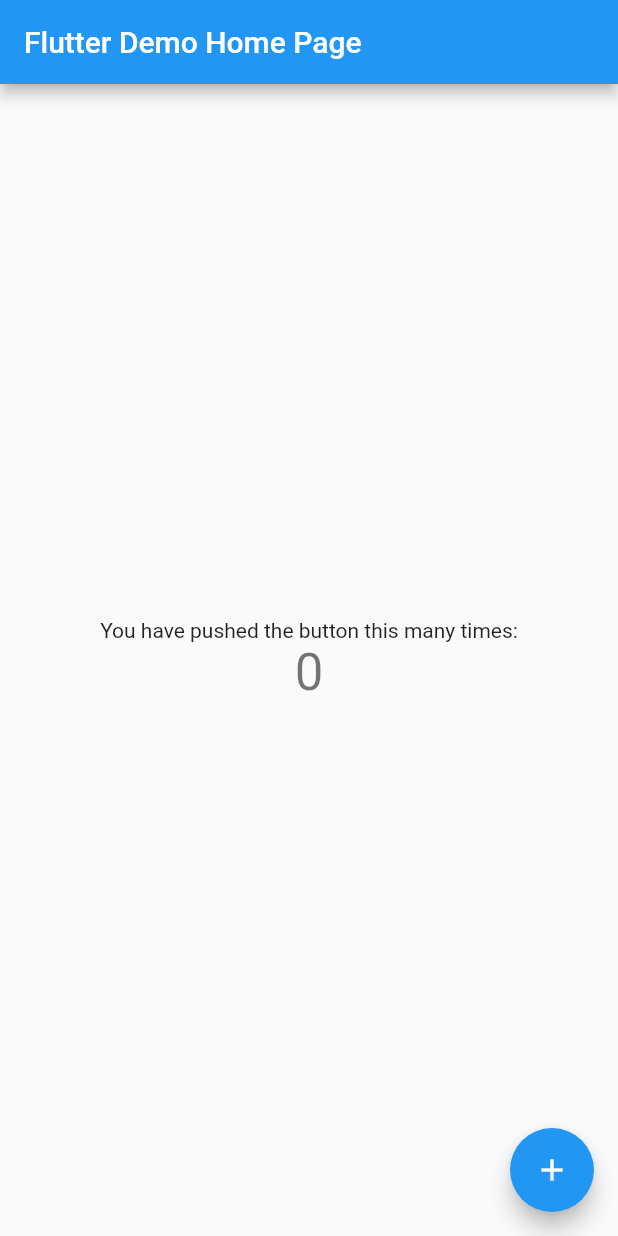
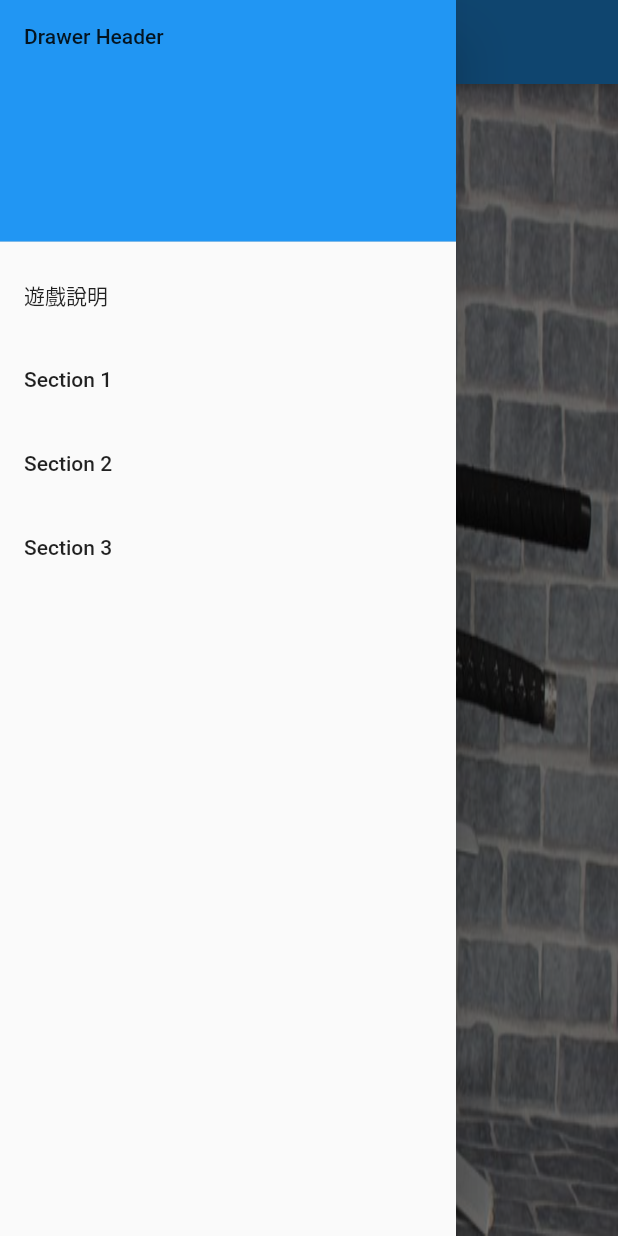
Before and after one commit to leoman730/baojianlianxi, a Flutter app: the screen it shows after launch, with the side drawer open (before the commit the screen has no drawer), on a phone screen of 412 x 824 dp. Run offline on Flutter 3.47's test engine with Material 2 defaults, Android fonts, the phone set to English and light mode, and no system bars.

Commit message:
Update flutter app.

```diff
--- /dev/null
+++ b/lib/drawer.dart
@@ -0,0 +1,54 @@
+import 'package:flutter/material.dart';
+import 'package:game/screen/section1.dart';
+import 'package:game/screen/section2.dart';
+import 'package:game/screen/section3.dart';
+import 'screen/readme.dart';
+
+class DrawerWidget extends StatelessWidget {
+
+  @override
+  Widget build(BuildContext context) {
+    return Drawer(
+        child: ListView(
+          // Important: Remove any padding from the ListView.
+          padding: EdgeInsets.zero,
+          children: <Widget>[
+            DrawerHeader(
+              child: Text('Drawer Header'),
+              decoration: BoxDecoration(
+                color: Colors.blue,
+              ),
+            ),
+            ListTile(
+              title: Text('遊戲說明'),
+              onTap: () {
+                Navigator.push(context,
+                    MaterialPageRoute( builder: (context) => ReadmeScreen()));
+              },
+            ),
+            ListTile(
+              title: Text('Section 1'),
+              onTap: () {
+                Navigator.push(context,
+                    MaterialPageRoute( builder: (context) => Section1Screen()));
+              },
+            ),
+            ListTile(
+              title: Text('Section 2'),
+              onTap: () {
+                Navigator.push(context,
+                    MaterialPageRoute( builder: (context) => Section2Screen()));
+              },
+            ),
+            ListTile(
+              title: Text('Section 3'),
+              onTap: () {
+                Navigator.push(context,
+                    MaterialPageRoute( builder: (context) => Section3Screen()));
+              },
+            ),
+          ],
+        ),
+    );
+  }
+}
--- a/lib/main.dart
+++ b/lib/main.dart
@@ -1,4 +1,7 @@
 import 'package:flutter/material.dart';
+import 'package:game/screen/section1.dart';
+import 'screen/readme.dart';
+
 
 void main() => runApp(MyApp());
 
@@ -7,7 +10,7 @@
   @override
   Widget build(BuildContext context) {
     return MaterialApp(
-      title: 'Flutter Demo',
+      title: '寶劍練習',
       theme: ThemeData(
         // This is the theme of your application.
         //
@@ -20,92 +23,12 @@
         // is not restarted.
         primarySwatch: Colors.blue,
       ),
-      home: MyHomePage(title: 'Flutter Demo Home Page'),
+//      home: MyHomePage(title: '寶劍練習'),
+      initialRoute: '/',
+      routes: {
+        '/': (context) => ReadmeScreen(),
+//        '/section1': (context) => Section1Screen(),
+      },
     );
   }
 }
-
-class MyHomePage extends StatefulWidget {
-  MyHomePage({Key key, this.title}) : super(key: key);
-
-  // This widget is the home page of your application. It is stateful, meaning
-  // that it has a State object (defined below) that contains fields that affect
-  // how it looks.
-
-  // This class is the configuration for the state. It holds the values (in this
-  // case the title) provided by the parent (in this case the App widget) and
-  // used by the build method of the State. Fields in a Widget subclass are
-  // always marked "final".
-
-  final String title;
-
-  @override
-  _MyHomePageState createState() => _MyHomePageState();
-}
-
-class _MyHomePageState extends State<MyHomePage> {
-  int _counter = 0;
-
-  void _incrementCounter() {
-    setState(() {
-      // This call to setState tells the Flutter framework that something has
-      // changed in this State, which causes it to rerun the build method below
-      // so that the display can reflect the updated values. If we changed
-      // _counter without calling setState(), then the build method would not be
-      // called again, and so nothing would appear to happen.
-      _counter++;
-    });
-  }
-
-  @override
-  Widget build(BuildContext context) {
-    // This method is rerun every time setState is called, for instance as done
-    // by the _incrementCounter method above.
-    //
-    // The Flutter framework has been optimized to make rerunning build methods
-    // fast, so that you can just rebuild anything that needs updating rather
-    // than having to individually change instances of widgets.
-    return Scaffold(
-      appBar: AppBar(
-        // Here we take the value from the MyHomePage object that was created by
-        // the App.build method, and use it to set our appbar title.
-        title: Text(widget.title),
-      ),
-      body: Center(
-        // Center is a layout widget. It takes a single child and positions it
-        // in the middle of the parent.
-        child: Column(
-          // Column is also layout widget. It takes a list of children and
-          // arranges them vertically. By default, it sizes itself to fit its
-          // children horizontally, and tries to be as tall as its parent.
-          //
-          // Invoke "debug painting" (press "p" in the console, choose the
-          // "Toggle Debug Paint" action from the Flutter Inspector in Android
-          // Studio, or the "Toggle Debug Paint" command in Visual Studio Code)
-          // to see the wireframe for each widget.
-          //
-          // Column has various properties to control how it sizes itself and
-          // how it positions its children. Here we use mainAxisAlignment to
-          // center the children vertically; the main axis here is the vertical
-          // axis because Columns are vertical (the cross axis would be
-          // horizontal).
-          mainAxisAlignment: MainAxisAlignment.center,
-          children: <Widget>[
-            Text(
-              'You have pushed the button this many times:',
-            ),
-            Text(
-              '$_counter',
-              style: Theme.of(context).textTheme.display1,
-            ),
-          ],
-        ),
-      ),
-      floatingActionButton: FloatingActionButton(
-        onPressed: _incrementCounter,
-        tooltip: 'Increment',
-        child: Icon(Icons.add),
-      ), // This trailing comma makes auto-formatting nicer for build methods.
-    );
-  }
-}
--- /dev/null
+++ b/lib/screen/readme.dart
@@ -0,0 +1,40 @@
+import 'package:flutter/material.dart';
+import 'package:game/drawer.dart';
+
+
+class ReadmeScreen extends StatelessWidget {
+  @override
+  Widget build(BuildContext context) {
+    Size size = MediaQuery.of(context).size;
+
+    return Scaffold(
+      appBar: AppBar(
+        title: Text("遊戲說明"),
+      ),
+      body: Stack (
+        children: <Widget>[
+          Center(
+            child: new Image.asset(
+              'assets/images/splash.png',
+              width: size.width,
+              height: size.height,
+              fit: BoxFit.fill,
+            ),
+          ),
+          Center(
+            child: Text(
+              "Some text here",
+              style: TextStyle (
+                fontWeight: FontWeight.bold,
+                fontSize: 28.0,
+                color: Colors.white
+              ),
+            ),
+          )
+        ],
+      ),
+      drawer: DrawerWidget(),
+
+    );
+  }
+}
--- a/pubspec.yaml
+++ b/pubspec.yaml
@@ -41,9 +41,8 @@
   uses-material-design: true
 
   # To add assets to your application, add an assets section, like this:
-  # assets:
-  #  - images/a_dot_burr.jpeg
-  #  - images/a_dot_ham.jpeg
+  assets:
+    - assets/images/
 
   # An image asset can refer to one or more resolution-specific "variants", see
   # https://flutter.dev/assets-and-images/#resolution-aware.
```
Also changed, not shown: lib/category.dart (added, +100 -0 lines), lib/screen/section1.dart (added, +66 -0 lines), lib/screen/section2.dart (added, +40 -0 lines), lib/screen/section3.dart (added, +40 -0 lines), assets/images/splash.png (added), 21 other files.
